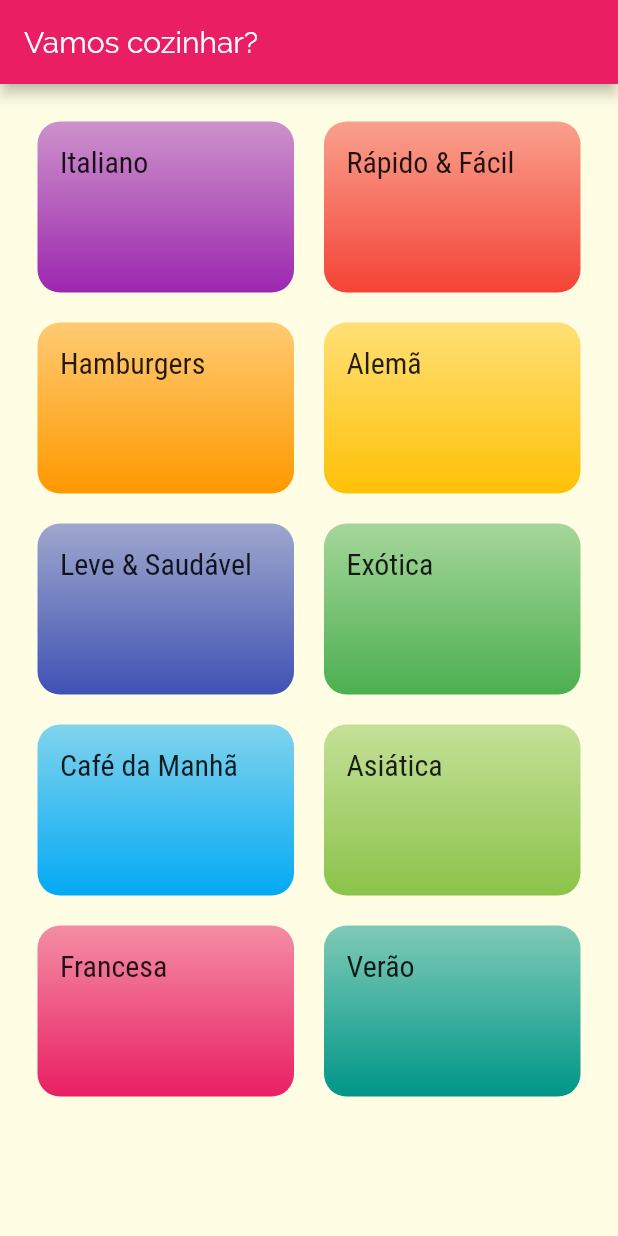
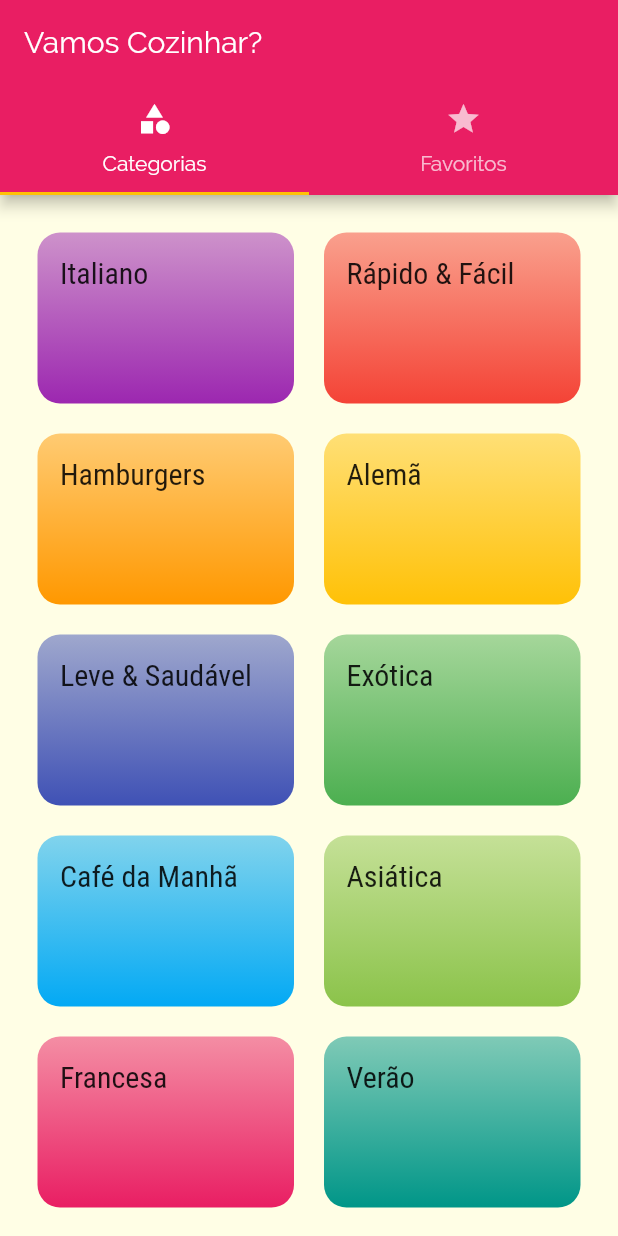
Before and after one commit to Augustocastilho/AppRestaurante, a Flutter app: the screen it shows after launch, on a phone screen of 412 x 824 dp. Run offline on Flutter 3.47's test engine with Material 2 defaults, Android fonts, the phone set to English and light mode, and no system bars.

Commit message:
Implementando navegacao com abas

```diff
--- a/lib/main.dart
+++ b/lib/main.dart
@@ -4,6 +4,7 @@ import 'utils/app_routs.dart';
 import 'screens/categories_screen.dart';
 import 'screens/categories_meals_screen.dart';
 import 'screens/meal_detail_screen.dart';
+import 'screens/tabs_screen.dart';
 
 void main() => runApp(MyApp());
 
@@ -25,7 +26,7 @@ class MyApp extends StatelessWidget {
             ),
       ),
       routes: {
-        AppRoutes.HOME: (ctx) => CategoriesScreen(),
+        AppRoutes.HOME: (ctx) => TabsScreen(),
         AppRoutes.CATEGORIES_MEALS: (ctx) => CategoriesMealsScreen(),
         AppRoutes.MEAL_DATAIL: (ctx) => MealDetailScreen(),
       },
--- a/lib/screens/categories_screen.dart
+++ b/lib/screens/categories_screen.dart
@@ -6,11 +6,7 @@ import '../data/dummy_data.dart';
 class CategoriesScreen extends StatelessWidget {
   @override
   Widget build(BuildContext context) {
-    return Scaffold(
-      appBar: AppBar(
-        title: Text('Vamos cozinhar?'),
-      ),
-      body: GridView(
+    return GridView(
         padding: const EdgeInsets.all(25),
         //faz um grid com rolagem vertical
         gridDelegate: SliverGridDelegateWithMaxCrossAxisExtent(
@@ -24,7 +20,6 @@ class CategoriesScreen extends StatelessWidget {
         children: DUMMY_CATEGORIES.map((cat) {
           return CategoryItem(cat);
         }).toList(),
-      ),
     );
   }
 }
--- /dev/null
+++ b/lib/screens/favorite_screen.dart
@@ -0,0 +1,10 @@
+import 'package:flutter/material.dart';
+
+class FavoriteScreen extends StatelessWidget {
+  @override
+  Widget build(BuildContext context) {
+    return Center(
+      child: Text('Minhas Refeições Favoritas!'),
+    );
+  }
+}
--- /dev/null
+++ b/lib/screens/tabs_screen.dart
@@ -0,0 +1,36 @@
+import 'package:flutter/material.dart';
+
+import 'categories_screen.dart';
+import 'favorite_screen.dart';
+
+class TabsScreen extends StatelessWidget {
+  @override
+  Widget build(BuildContext context) {
+    return DefaultTabController(
+      length: 2,
+      child: Scaffold(
+        appBar: AppBar(
+          title: Text('Vamos Cozinhar?'),
+          bottom: TabBar(
+            tabs: [
+              Tab(
+                icon: Icon(Icons.category),
+                text: 'Categorias',
+              ),
+              Tab(
+                icon: Icon(Icons.star),
+                text: 'Favoritos',
+              ),
+            ],
+          ),
+        ),
+        body: TabBarView(
+          children: [
+            CategoriesScreen(),
+            FavoriteScreen(),
+          ],
+        ),
+      ),
+    );
+  }
+}
```
